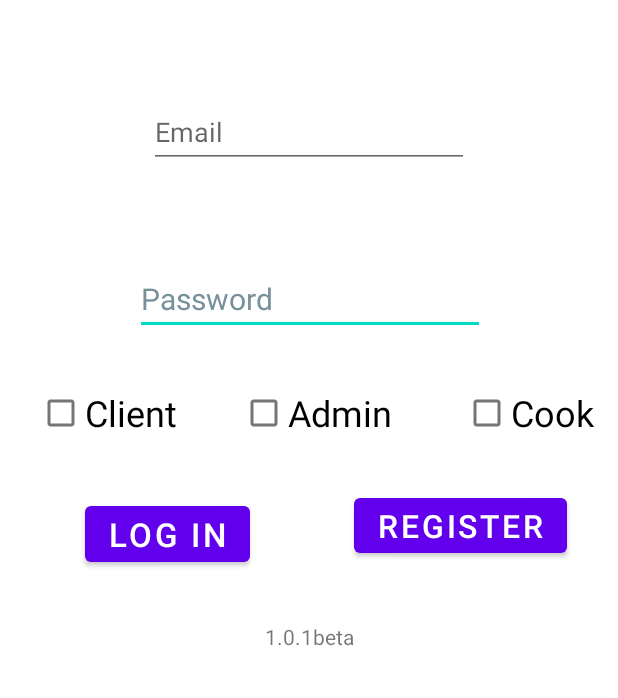
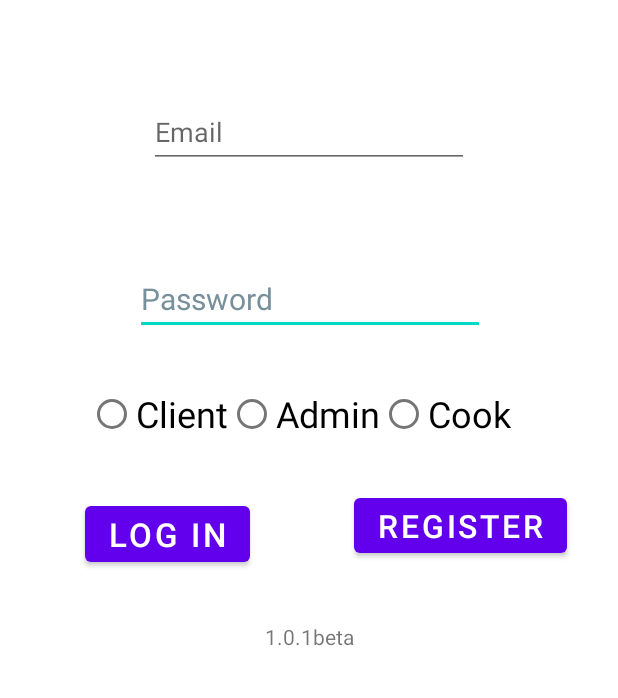
Before and after one commit to RecklessSnips/MealerProject, an Android app: the layout activity_main.xml on its own in the app's theme, with its tools: preview values and no code run, on a phone screen of 412 x 824 dp, the part 538-1236 px from its top. Run offline under Robolectric (Android 15) with nearby library versions, the phone set to English and light mode, and no system bars.

Commit message:
Updated Admin features

```diff
--- a/app/src/main/res/layout/activity_main.xml
+++ b/app/src/main/res/layout/activity_main.xml
@@ -110,42 +110,6 @@
         android:orientation="horizontal"
         app:layout_constraintGuide_end="230dp" />
 
-    <CheckBox
-        android:id="@+id/clientCheckbox"
-        android:layout_width="wrap_content"
-        android:layout_height="wrap_content"
-        android:layout_marginTop="16dp"
-        android:text="@string/clientCheckBox"
-        android:textSize="24sp"
-        app:layout_constraintEnd_toStartOf="@+id/guideline3"
-        app:layout_constraintHorizontal_bias="0.221"
-        app:layout_constraintStart_toStartOf="parent"
-        app:layout_constraintTop_toTopOf="@+id/guideline16" />
-
-    <CheckBox
-        android:id="@+id/cookCheckBox"
-        android:layout_width="wrap_content"
-        android:layout_height="wrap_content"
-        android:layout_marginTop="16dp"
-        android:text="@string/cookCheckBox"
-        android:textSize="24sp"
-        app:layout_constraintEnd_toEndOf="parent"
-        app:layout_constraintHorizontal_bias="0.864"
-        app:layout_constraintStart_toStartOf="@+id/guideline3"
-        app:layout_constraintTop_toTopOf="@+id/guideline16" />
-
-    <CheckBox
-        android:id="@+id/adminCheckBox"
-        android:layout_width="wrap_content"
-        android:layout_height="wrap_content"
-        android:text="@string/adminCheckBox"
-        android:textSize="24sp"
-        app:layout_constraintBottom_toTopOf="@+id/guideline2"
-        app:layout_constraintEnd_toStartOf="@+id/guideline18"
-        app:layout_constraintHorizontal_bias="0.533"
-        app:layout_constraintStart_toStartOf="@+id/guideline17"
-        app:layout_constraintTop_toTopOf="@+id/guideline16" />
-
     <androidx.constraintlayout.widget.Guideline
         android:id="@+id/guideline17"
         android:layout_width="wrap_content"
@@ -174,4 +138,38 @@
         app:layout_constraintTop_toBottomOf="@+id/welcome"
         android:autofillHints="" />
 
+    <RadioGroup
+        android:id="@+id/radioGroup"
+        android:layout_width="320dp"
+        android:layout_height="48dp"
+        android:orientation="horizontal"
+        app:layout_constraintBottom_toTopOf="@+id/guideline2"
+        app:layout_constraintEnd_toEndOf="parent"
+        app:layout_constraintHorizontal_bias="0.637"
+        app:layout_constraintStart_toStartOf="parent"
+        app:layout_constraintTop_toTopOf="@+id/guideline16"
+        app:layout_constraintVertical_bias="0.531">
+
+        <RadioButton
+            android:id="@+id/clientRadioBtn"
+            android:layout_width="wrap_content"
+            android:layout_height="wrap_content"
+            android:text="Client"
+            android:textSize="24sp" />
+
+        <RadioButton
+            android:id="@+id/adminRadioBtn"
+            android:layout_width="wrap_content"
+            android:layout_height="wrap_content"
+            android:text="Admin"
+            android:textSize="24sp" />
+
+        <RadioButton
+            android:id="@+id/cookRadioBtn"
+            android:layout_width="wrap_content"
+            android:layout_height="wrap_content"
+            android:text="Cook"
+            android:textSize="24sp" />
+    </RadioGroup>
+
 </androidx.constraintlayout.widget.ConstraintLayout>
--- a/app/src/main/res/values/strings.xml
+++ b/app/src/main/res/values/strings.xml
@@ -31,4 +31,6 @@
     <string name="cookCheckBox">Cook</string>
     <string name="adminCheckBox">Admin</string>
     <string name="userName">Email</string>
+    <string name="adminWelcome">TextView</string>
+    <string name="adminWelcomeMessage" />
 </resources>
--- a/build.gradle
+++ b/build.gradle
@@ -4,6 +4,6 @@ buildscript {
     }
 }// Top-level build file where you can add configuration options common to all sub-projects/modules.
 plugins {
-    id 'com.android.application' version '7.3.0' apply false
-    id 'com.android.library' version '7.3.0' apply false
+    id 'com.android.application' version '7.3.1' apply false
+    id 'com.android.library' version '7.3.1' apply false
 }
```
Also changed, not shown: app/src/main/AndroidManifest.xml (+7 -0 lines), app/src/main/java/com/example/mealer/AdminActivity.java (added, +29 -0 lines), app/src/main/java/com/example/mealer/MainActivity.java (+45 -29 lines), app/src/main/res/layout/activity_admin.xml (added, +19 -0 lines).
